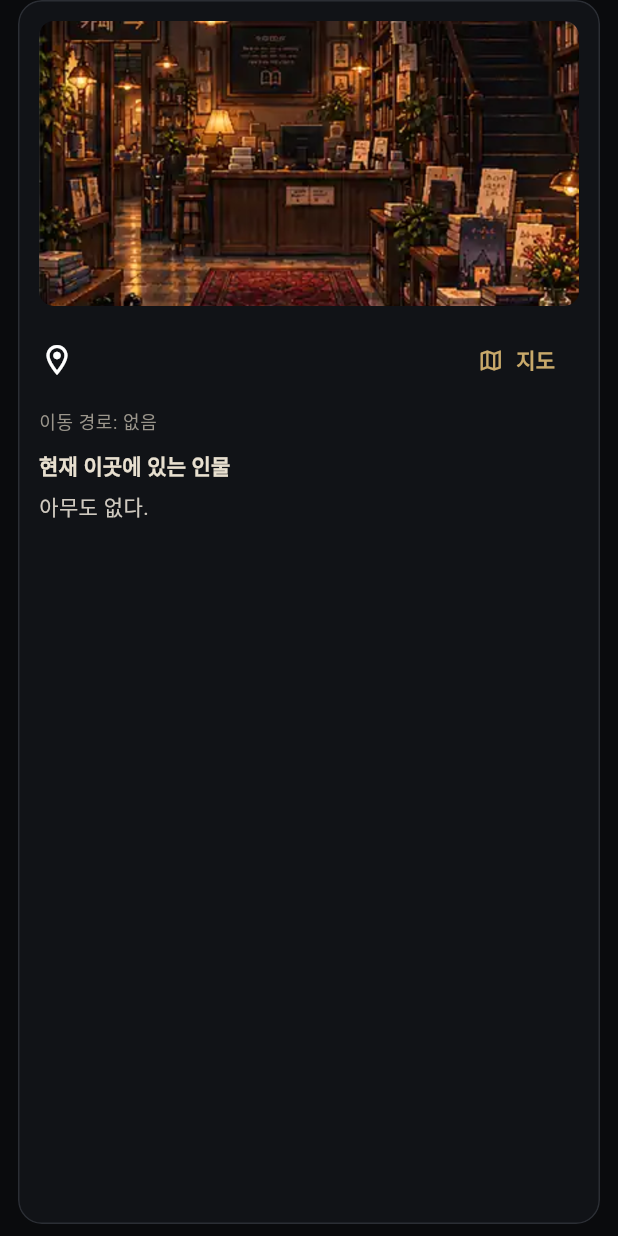
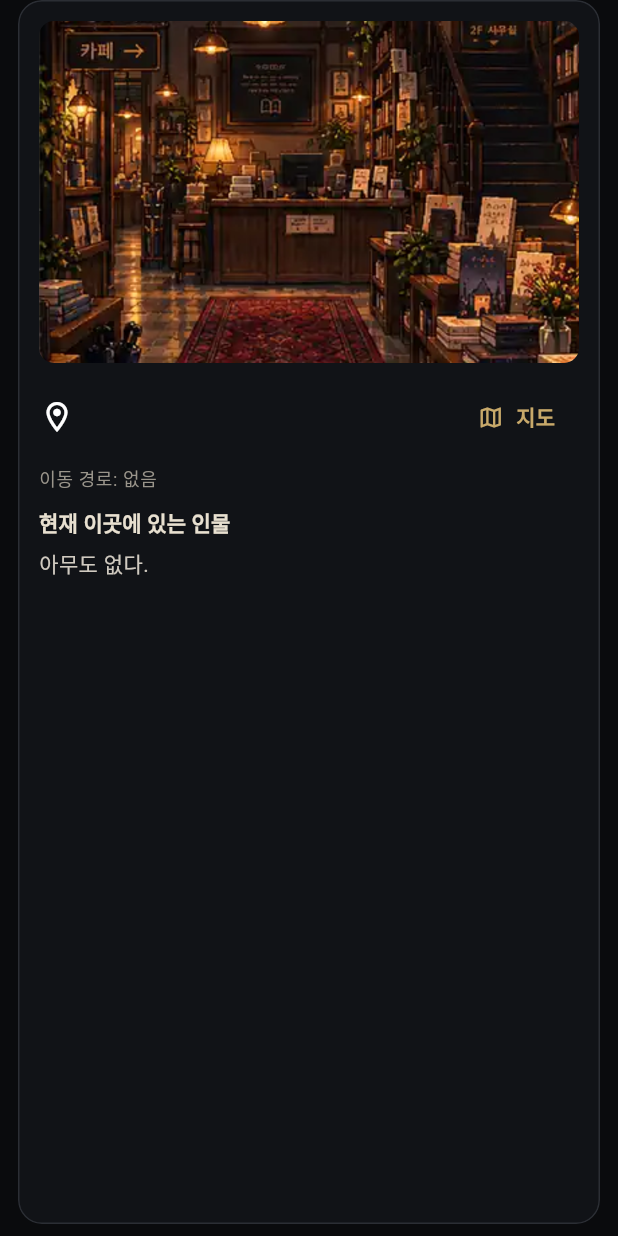
Before and after one commit to ohhamin/Alibi, a Flutter app: the _SceneCard widget shown alone on an empty page, opened directly with empty values, on a phone screen of 412 x 824 dp. Run offline on Flutter 3.47's test engine with Material 3 defaults, Android fonts, the phone set to English and light mode, and no system bars; our stand-ins replace supabase_flutter; accounts and stored records are empty; network calls fail.

Commit message:
ui: give location artwork more visual space

```diff
--- a/mobile/lib/screens/game_screen.dart
+++ b/mobile/lib/screens/game_screen.dart
@@ -1520,7 +1520,7 @@ class _SceneCard extends StatelessWidget {
           children: [
             PixelLocationArt(
               locationCode: locationCode,
-              height: 190,
+              height: 228,
             ),
             const SizedBox(height: 12),
             Row(
```
